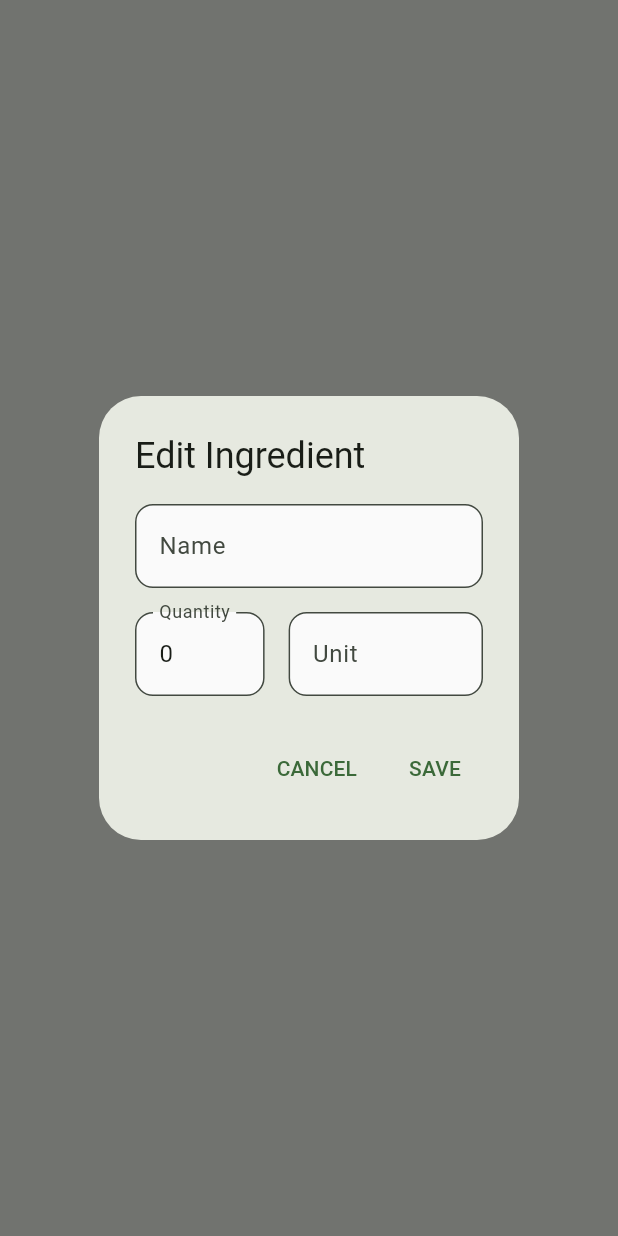
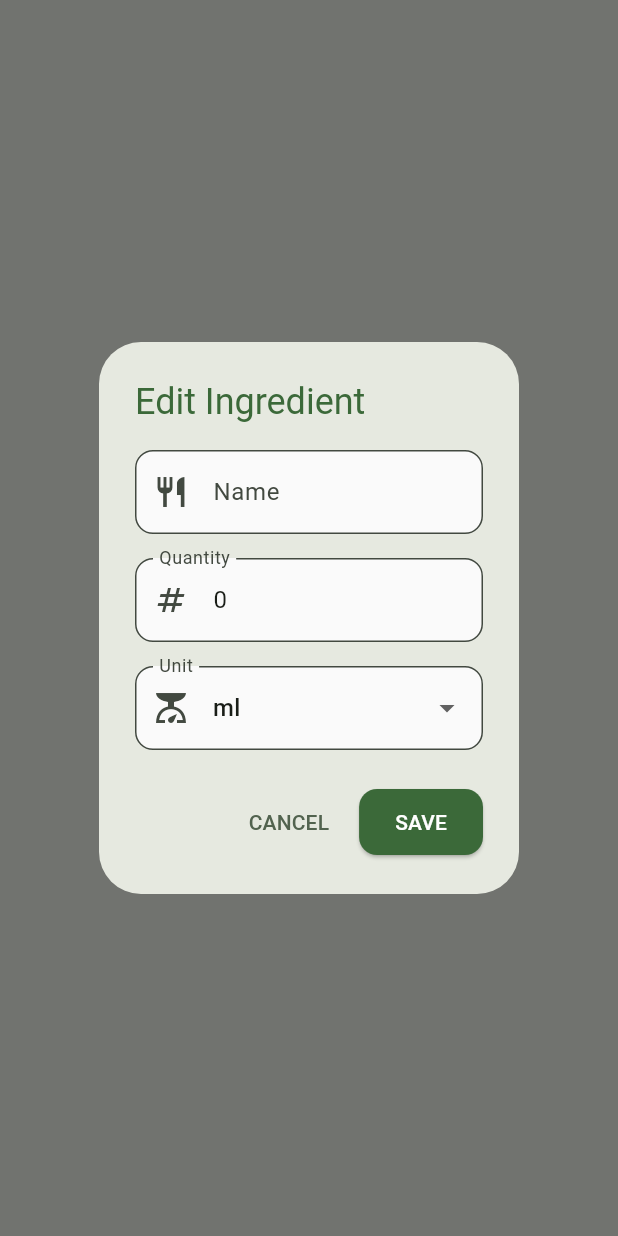
Before and after one commit to Alex-apostolo/what-can-i-make, a Flutter app: what showEditDialog() shows on an empty page, opened directly with empty values, on a phone screen of 412 x 824 dp. Run offline on Flutter 3.47's test engine with Material 3 defaults, Android fonts, the phone set to English and light mode, and no system bars; our stand-ins replace dartz, flutter_dotenv, image_picker, sqflite; missing offline and left inert: openai_dart; accounts and stored records are empty.

Commit message:
Changed unit to enum

```diff
--- a/lib/domain/models/ingredient.dart
+++ b/lib/domain/models/ingredient.dart
@@ -1,8 +1,10 @@
+import 'measurement_unit.dart';
+
 class Ingredient {
   final String id;
   final String name;
   final int quantity;
-  final String unit;
+  final MeasurementUnit unit;
 
   const Ingredient({
     required this.id,
@@ -11,7 +13,22 @@ class Ingredient {
     required this.unit,
   });
 
-  Ingredient copyWith({String? id, String? name, int? quantity, String? unit}) {
+  /// Get the appropriate unit label based on quantity
+  String get unitLabel {
+    // For quantities of 1, use singular form
+    if (quantity == 1) {
+      return unit.label;
+    }
+    // For quantities other than 1, use plural form
+    return unit.plural;
+  }
+
+  Ingredient copyWith({
+    String? id,
+    String? name,
+    int? quantity,
+    MeasurementUnit? unit,
+  }) {
     return Ingredient(
       id: id ?? this.id,
       name: name ?? this.name,
@@ -21,7 +38,7 @@ class Ingredient {
   }
 
   Map<String, dynamic> toJson() {
-    return {'id': id, 'name': name, 'quantity': quantity, 'unit': unit};
+    return {'id': id, 'name': name, 'quantity': quantity, 'unit': unit.label};
   }
 
   factory Ingredient.fromJson(Map<String, dynamic> json) {
@@ -29,7 +46,7 @@ class Ingredient {
       id: json['id'],
       name: json['name'],
       quantity: json['quantity'],
-      unit: json['unit'],
+      unit: MeasurementUnit.fromString(json['unit'] ?? 'piece'),
     );
   }
 
--- a/lib/presentation/inventory/components/ingredient_card.dart
+++ b/lib/presentation/inventory/components/ingredient_card.dart
@@ -107,7 +107,7 @@ class IngredientCard extends StatelessWidget {
                   ],
                 ),
                 child: Text(
-                  '${ingredient.quantity} ${ingredient.unit}',
+                  '${ingredient.quantity} ${ingredient.unitLabel}',
                   style: theme.textTheme.bodyMedium?.copyWith(
                     color: colorScheme.onPrimaryContainer,
                     fontWeight: FontWeight.w600,
--- a/lib/presentation/inventory/dialogs/edit_item_dialog.dart
+++ b/lib/presentation/inventory/dialogs/edit_item_dialog.dart
@@ -1,11 +1,16 @@
 import 'package:flutter/material.dart';
 import '../../../domain/models/ingredient.dart';
+import '../../../domain/models/measurement_unit.dart';
 
 class EditItemDialog extends StatefulWidget {
-  final Ingredient item;
-  final Function(Ingredient) onSave;
+  final Ingredient ingredient;
+  final Function(Ingredient) onEdit;
 
-  const EditItemDialog({super.key, required this.item, required this.onSave});
+  const EditItemDialog({
+    super.key,
+    required this.ingredient,
+    required this.onEdit,
+  });
 
   @override
   State<EditItemDialog> createState() => _EditItemDialogState();
@@ -15,43 +20,49 @@ class _EditItemDialogState extends State<EditItemDialog> {
   final _formKey = GlobalKey<FormState>();
   late final TextEditingController _nameController;
   late final TextEditingController _quantityController;
-  late final TextEditingController _unitController;
+  late MeasurementUnit _selectedUnit;
 
   @override
   void initState() {
     super.initState();
-    _nameController = TextEditingController(text: widget.item.name);
+    _nameController = TextEditingController(text: widget.ingredient.name);
     _quantityController = TextEditingController(
-      text: widget.item.quantity.toString(),
+      text: widget.ingredient.quantity.toString(),
     );
-    _unitController = TextEditingController(text: widget.item.unit);
+    _selectedUnit = widget.ingredient.unit;
   }
 
   @override
   void dispose() {
     _nameController.dispose();
     _quantityController.dispose();
-    _unitController.dispose();
     super.dispose();
   }
 
-  void _handleSave() {
+  void _handleEdit() {
     if (_formKey.currentState!.validate()) {
-      final updatedItem = widget.item.copyWith(
+      final int quantity = int.tryParse(_quantityController.text) ?? 0;
+      final updatedItem = widget.ingredient.copyWith(
         name: _nameController.text,
-        quantity: int.parse(_quantityController.text),
-        unit: _unitController.text,
+        quantity: quantity,
+        unit: _selectedUnit,
       );
 
-      widget.onSave(updatedItem);
+      widget.onEdit(updatedItem);
       Navigator.of(context).pop();
     }
   }
 
   @override
   Widget build(BuildContext context) {
+    final theme = Theme.of(context);
+    final colorScheme = theme.colorScheme;
+
     return AlertDialog(
-      title: const Text('Edit Ingredient'),
+      title: Text(
+        'Edit Ingredient',
+        style: TextStyle(color: colorScheme.primary),
+      ),
       content: Form(
         key: _formKey,
         child: SingleChildScrollView(
@@ -60,49 +71,61 @@ class _EditItemDialogState extends State<EditItemDialog> {
             children: [
               TextFormField(
                 controller: _nameController,
-                decoration: const InputDecoration(labelText: 'Name'),
+                decoration: const InputDecoration(
+                  labelText: 'Name',
+                  prefixIcon: Icon(Icons.restaurant),
+                ),
                 validator: (value) {
                   if (value == null || value.isEmpty) {
                     return 'Please enter a name';
                   }
                   return null;
                 },
+                textCapitalization: TextCapitalization.sentences,
               ),
               const SizedBox(height: 16),
-              Row(
-                children: [
-                  Expanded(
-                    flex: 2,
-                    child: TextFormField(
+              TextFormField(
                 controller: _quantityController,
-                      decoration: const InputDecoration(labelText: 'Quantity'),
+                decoration: const InputDecoration(
+                  labelText: 'Quantity',
+                  prefixIcon: Icon(Icons.numbers),
+                ),
                 keyboardType: TextInputType.number,
                 validator: (value) {
                   if (value == null || value.isEmpty) {
                     return 'Required';
                   }
-                        if (double.tryParse(value) == null) {
+                  if (int.tryParse(value) == null) {
                     return 'Invalid number';
                   }
                   return null;
                 },
               ),
+              const SizedBox(height: 16),
+              DropdownButtonFormField<MeasurementUnit>(
+                value: _selectedUnit,
+                decoration: const InputDecoration(
+                  labelText: 'Unit',
+                  prefixIcon: Icon(Icons.scale),
                 ),
-                  const SizedBox(width: 16),
-                  Expanded(
-                    flex: 3,
-                    child: TextFormField(
-                      controller: _unitController,
-                      decoration: const InputDecoration(labelText: 'Unit'),
+                items:
+                    MeasurementUnit.values.map((unit) {
+                      return DropdownMenuItem<MeasurementUnit>(
+                        value: unit,
+                        child: Text(unit.displayName),
+                      );
+                    }).toList(),
+                onChanged: (MeasurementUnit? newValue) {
+                  setState(() {
+                    _selectedUnit = newValue ?? MeasurementUnit.piece;
+                  });
+                },
                 validator: (value) {
-                        if (value == null || value.isEmpty) {
+                  if (value == null) {
                     return 'Required';
                   }
                   return null;
                 },
-                    ),
-                  ),
-                ],
               ),
             ],
           ),
@@ -111,9 +134,16 @@ class _EditItemDialogState extends State<EditItemDialog> {
       actions: [
         TextButton(
           onPressed: () => Navigator.of(context).pop(),
-          child: const Text('CANCEL'),
+          child: Text('CANCEL', style: TextStyle(color: colorScheme.secondary)),
         ),
-        TextButton(onPressed: _handleSave, child: const Text('SAVE')),
+        ElevatedButton(
+          onPressed: _handleEdit,
+          style: ElevatedButton.styleFrom(
+            backgroundColor: colorScheme.primary,
+            foregroundColor: colorScheme.onPrimary,
+          ),
+          child: const Text('SAVE'),
+        ),
       ],
     );
   }
--- a/lib/presentation/shared/dialog_helper.dart
+++ b/lib/presentation/shared/dialog_helper.dart
@@ -12,7 +12,8 @@ class DialogHelper {
   ) {
     return showDialog(
       context: context,
-      builder: (dialogContext) => EditItemDialog(item: item, onSave: onSave),
+      builder:
+          (dialogContext) => EditItemDialog(ingredient: item, onEdit: onSave),
     );
   }
 
```
Also changed, not shown: lib/domain/models/measurement_unit.dart (added, +209 -0 lines), lib/domain/services/openai_service.dart (+54 -2 lines), lib/presentation/inventory/dialogs/add_item_dialog.dart (+19 -14 lines). Lines whose indentation alone changed are shown as unchanged.
